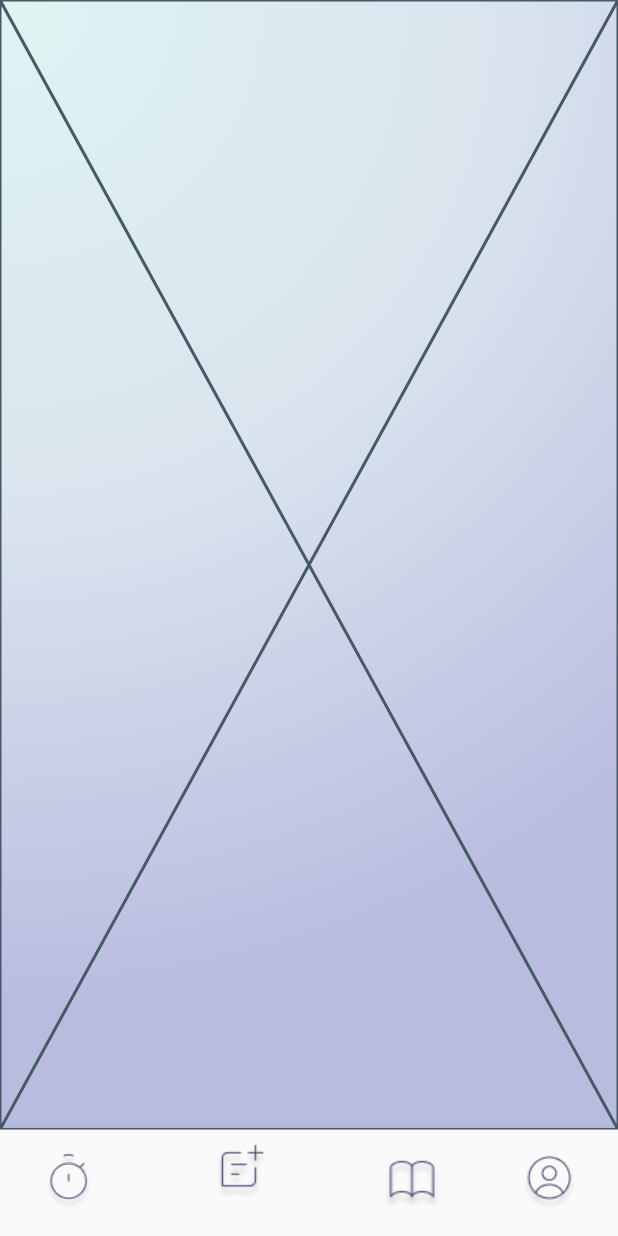
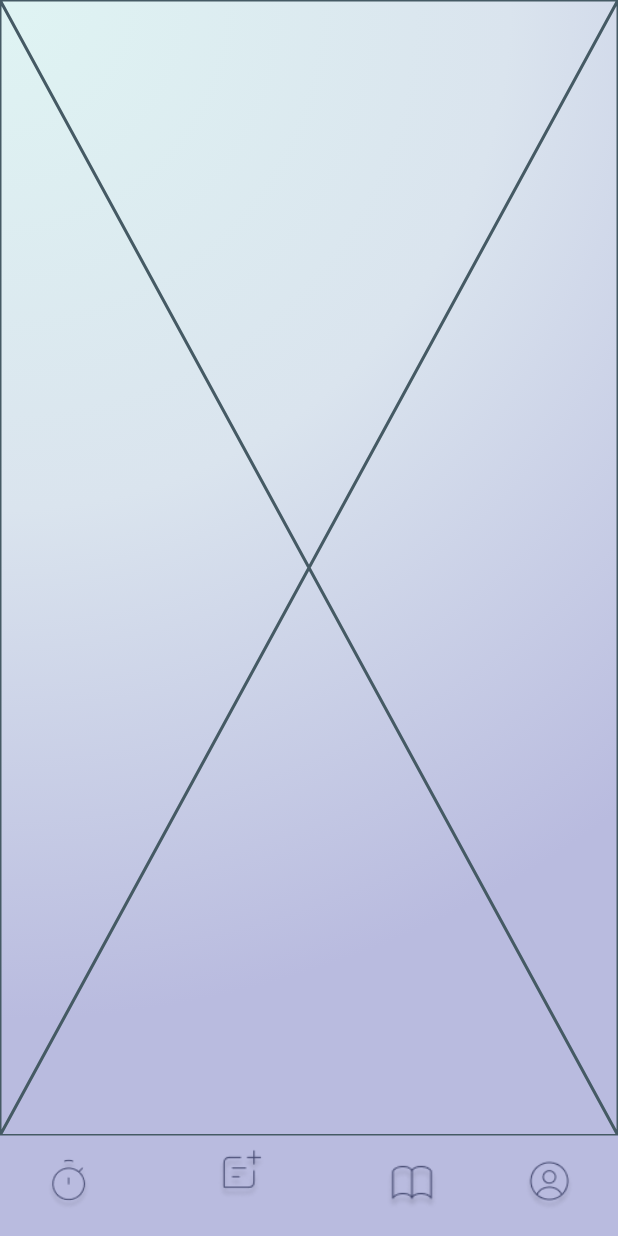
Before and after one commit to selingzl/team-f40-bootcamp-project, a Flutter app: the BottomNavigationBarPage screen opened directly, item 2 of the bottom bar chosen, on a phone screen of 412 x 824 dp. Run offline on Flutter 3.47's test engine with Material 2 defaults, Android fonts, the phone set to English and light mode, and no system bars; our stand-ins replace cloud_firestore, firebase_auth, firebase_core, font_awesome_flutter, google_sign_in; accounts and stored records are empty; network calls fail.

Commit message:
minor changes

```diff
--- a/lib/navigation/bottom_navigation_bar.dart
+++ b/lib/navigation/bottom_navigation_bar.dart
@@ -33,7 +33,7 @@ class _BottomNavigationBarPageState extends State<BottomNavigationBarPage> {
   Widget build(BuildContext context) {
     return Scaffold(
       body: Container(
-        decoration: BoxDecoration(
+        decoration: const BoxDecoration(
           gradient: RadialGradient(
             colors: [
               Color.fromRGBO(223, 244, 243, 1),
@@ -47,37 +47,42 @@ class _BottomNavigationBarPageState extends State<BottomNavigationBarPage> {
         child: Stack(children: [_widgetOptions[_selectedIndex]]),
       ),
       bottomNavigationBar: BottomNavigationBar(
-        backgroundColor: Color.fromRGBO(185, 187, 223, 1),
+        elevation: 0,
+        backgroundColor: const Color.fromRGBO(185, 187, 223, 1),
         items: <BottomNavigationBarItem>[
           BottomNavigationBarItem(
+            backgroundColor: const Color.fromRGBO(185, 187, 223, 1),
             icon: Image.asset(
               'lib/assets/icons/ic_time.png',
-              width: 40,
-              height: 40,
+              width: 36,
+              height: 36,
             ),
             label: '',
           ),
           BottomNavigationBarItem(
+            backgroundColor: const Color.fromRGBO(185, 187, 223, 1),
             icon: Image.asset(
               'lib/assets/icons/ic_add.png',
-              width: 40,
-              height: 40,
+              width: 36,
+              height: 36,
             ),
             label: '',
           ),
           BottomNavigationBarItem(
+            backgroundColor: const Color.fromRGBO(185, 187, 223, 1),
             icon: Image.asset(
               'lib/assets/icons/ic_book.png',
-              width: 40,
-              height: 40,
+              width: 36,
+              height: 36,
             ),
             label: '',
           ),
           BottomNavigationBarItem(
+            backgroundColor: const Color.fromRGBO(185, 187, 223, 1),
             icon: Image.asset(
               'lib/assets/icons/ic_profile.png',
-              width: 40,
-              height: 40,
+              width: 36,
+              height: 36,
             ),
             label: '',
           ),
```
Also changed, not shown: lib/book_details.dart (+21 -18 lines), lib/main.dart (+9 -8 lines), lib/screens/forgot_password_screen.dart (+19 -19 lines), lib/screens/library_screen.dart (+4 -5 lines), lib/screens/register_screen.dart (+32 -27 lines), lib/screens/timer_screen.dart (+10 -8 lines), pubspec.yaml (+4 -9 lines).
